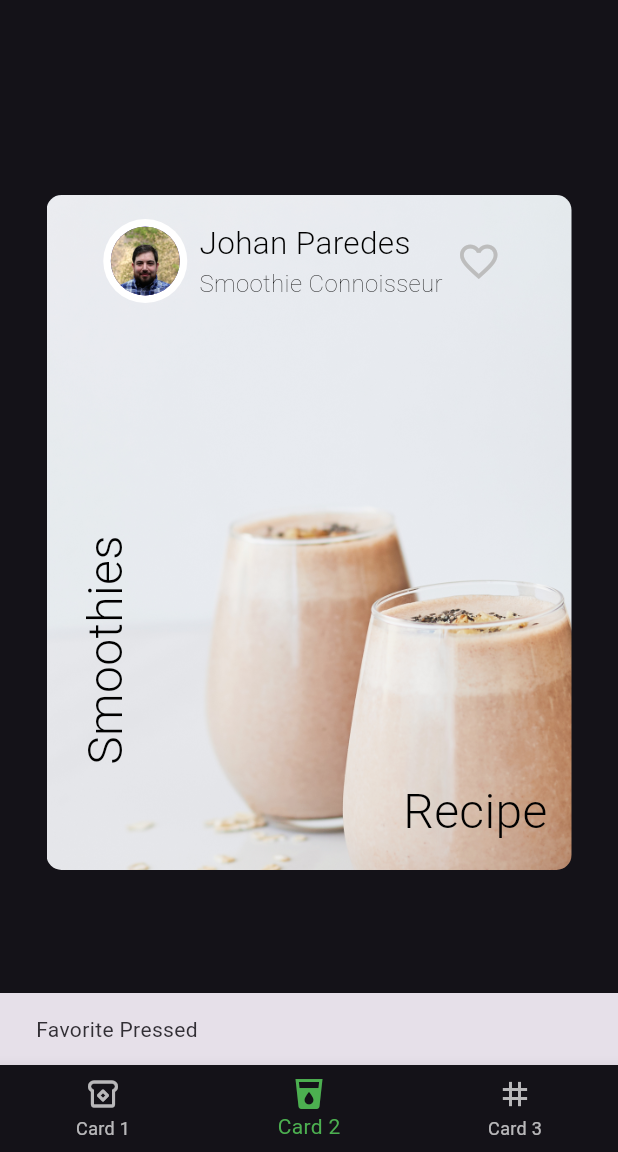
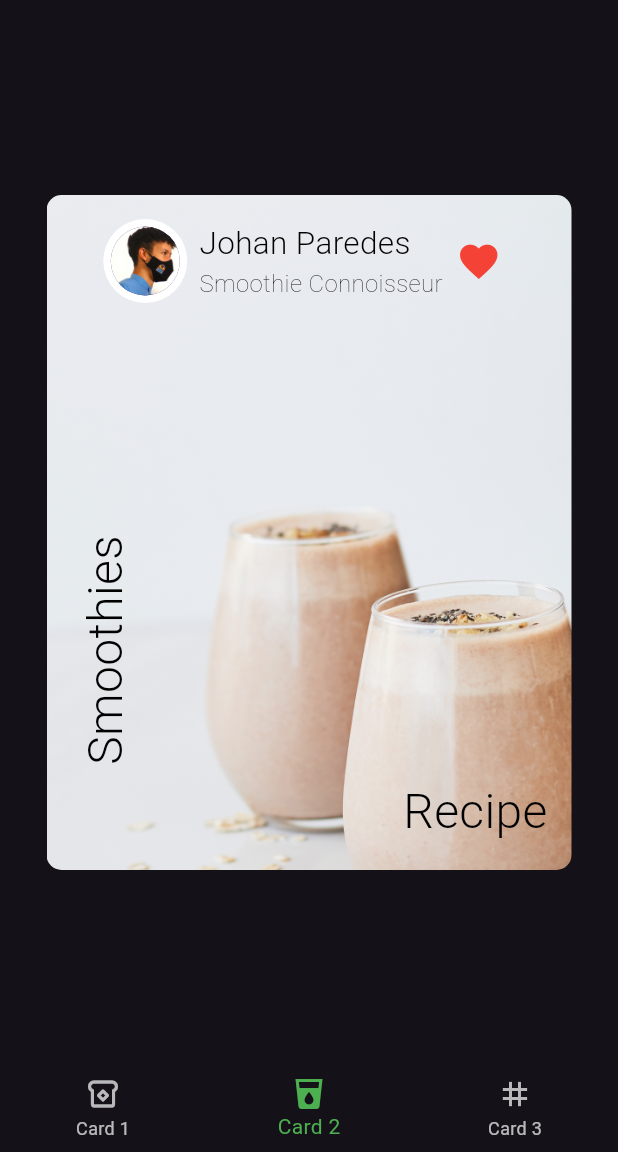
Before and after one commit to oaaees/Fooderlich-flutter, a Flutter app: the screen it shows after launch, item 2 of the bottom bar chosen, after a tap on the "favorite outline" icon, on a phone screen of 412 x 824 dp, the part 84-1236 px from its top. Run offline on Flutter 3.47's test engine with Material 2 defaults, Android fonts, the phone set to English and light mode, and no system bars; our stand-ins replace google_fonts.

Commit message:
Finished Chapter 4, Version 1.1: Changed authorCard to be an Stateful Widget and Changed image

```diff
--- a/lib/author_card.dart
+++ b/lib/author_card.dart
@@ -2,7 +2,7 @@ import 'package:flutter/material.dart';
 import 'fooderlich_theme.dart';
 import 'circle_image.dart';
 
-class AuthorCard extends StatelessWidget {
+class AuthorCard extends StatefulWidget {
   final String authorName;
   final String title;
   final ImageProvider? image;
@@ -15,6 +15,13 @@ class AuthorCard extends StatelessWidget {
   });
 
   @override
+  State<AuthorCard> createState() => _AuthorCardState();
+}
+
+class _AuthorCardState extends State<AuthorCard> {
+  bool _isFavorite = false;
+
+  @override
   Widget build(BuildContext context){
     return Container(
       padding: const EdgeInsets.all(16),
@@ -23,17 +30,17 @@ class AuthorCard extends StatelessWidget {
         children: [
           Row(
             children: [
-              CircleImage(image: image, imageRadius: 28),
+              CircleImage(image: widget.image, imageRadius: 28),
               const SizedBox(width: 8),
               Column(
                 crossAxisAlignment: CrossAxisAlignment.start,
                 children: [
                   Text(
-                    authorName,
+                    widget.authorName,
                     style: FooderlichTheme.lightTextTheme.displayMedium
                   ),
                   Text(
-                    title,
+                    widget.title,
                     style: FooderlichTheme.lightTextTheme.displaySmall
                   )
                 ],
@@ -41,17 +48,17 @@ class AuthorCard extends StatelessWidget {
             ],
           ),
           IconButton(
-            icon: const Icon(Icons.favorite_border),
+            icon: Icon(_isFavorite ? Icons.favorite : Icons.favorite_border),
             iconSize: 30,
-            color: Colors.grey[400],
+            color: Colors.red,
             onPressed: () {
-            const snackBar = SnackBar(content: Text('Favorite Pressed'));
-              ScaffoldMessenger.of(context).showSnackBar(snackBar);
+              setState(() {
+                _isFavorite = !_isFavorite;
+              });
             },
           ),
         ],
       ),
     );
   }
-
 }
--- a/lib/card2.dart
+++ b/lib/card2.dart
@@ -7,7 +7,7 @@ class Card2 extends StatelessWidget {
 
   final String authorName = 'Johan Paredes';
   final String title = 'Smoothie Connoisseur';
-  final String imgLocation = 'assets/author_katz.jpeg';
+  final String imgLocation = 'assets/author_johan.jpg';
 
   @override
   Widget build(BuildContext context){
```
Also changed, not shown: assets/author_johan.jpg (added), assets/author_katz.jpeg (deleted).
